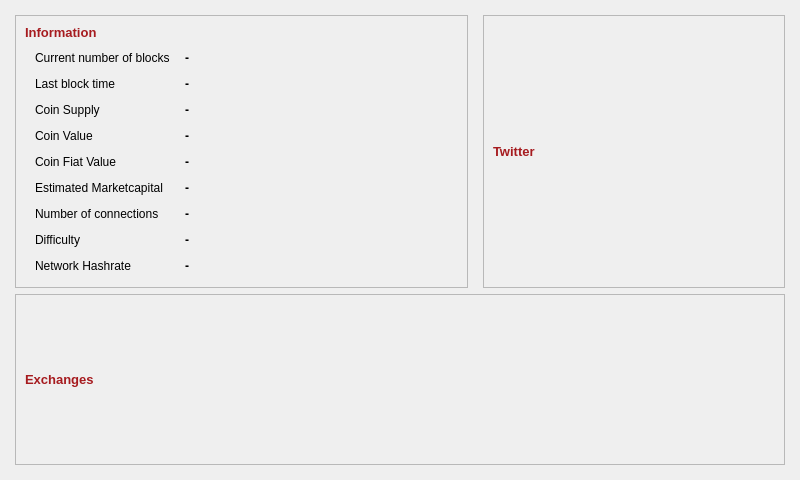
Qt form src/qt/forms/infopage.ui (go140point6/casinocoin) before a commit.
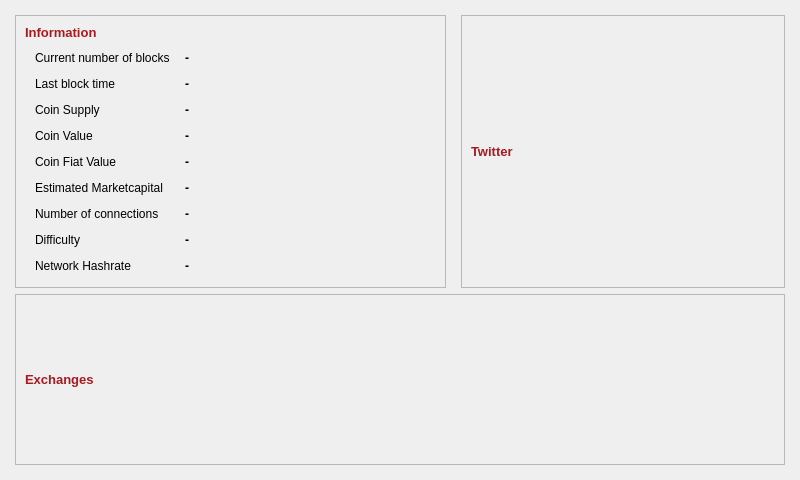
The same form after that commit.

Diff of the .ui file:
```diff
--- a/src/qt/forms/infopage.ui
+++ b/src/qt/forms/infopage.ui
@@ -39,7 +39,7 @@
     <widget class="QFrame" name="coinInfoBox">
      <property name="sizePolicy">
       <sizepolicy hsizetype="Minimum" vsizetype="Minimum">
-       <horstretch>3</horstretch>
+       <horstretch>4</horstretch>
        <verstretch>1</verstretch>
       </sizepolicy>
      </property>
@@ -371,7 +371,7 @@
     <widget class="QFrame" name="twitterFeedBox">
      <property name="sizePolicy">
       <sizepolicy hsizetype="Minimum" vsizetype="Minimum">
-       <horstretch>2</horstretch>
+       <horstretch>3</horstretch>
        <verstretch>1</verstretch>
       </sizepolicy>
      </property>
```
